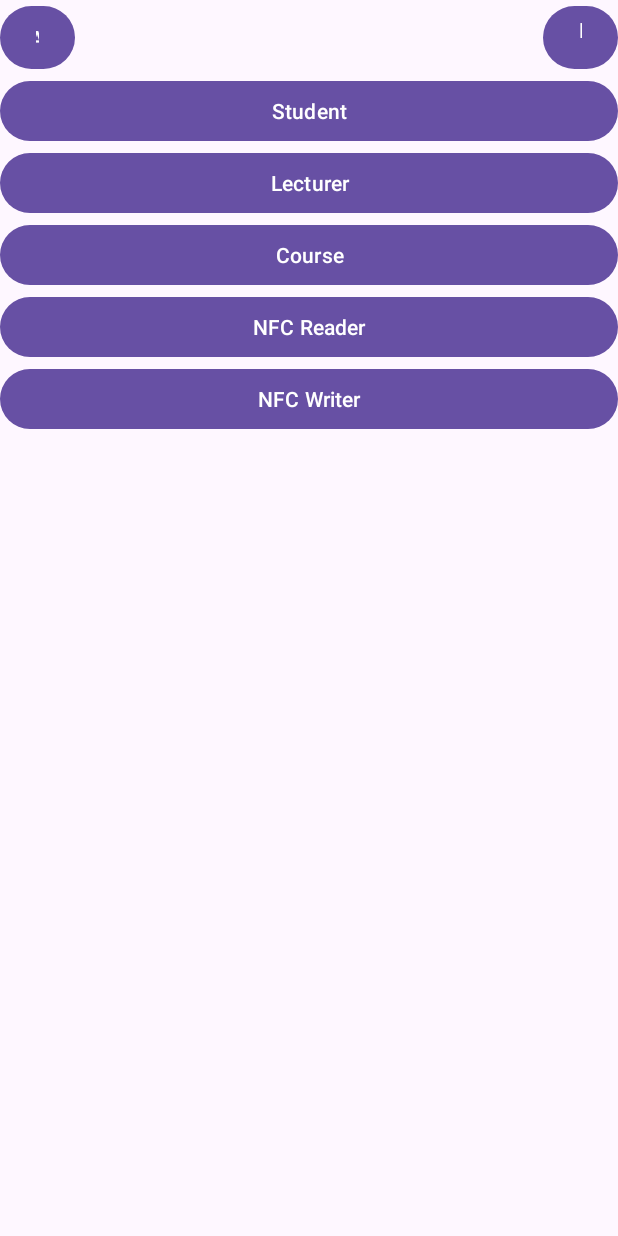
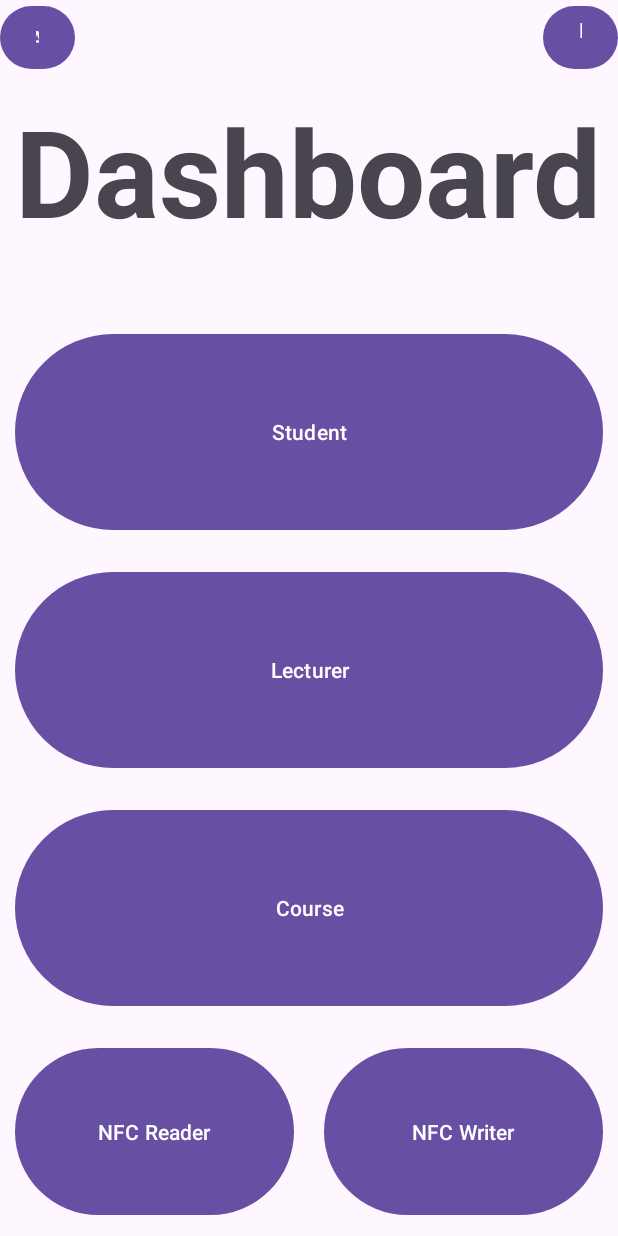
Before and after one commit to MarcusO17/TapAt-Android, an Android app: the AdminDashboard screen opened directly, with no data from a screen before it, on a phone screen of 412 x 824 dp. Run offline under Robolectric (Android 15) with nearby library versions, the phone set to English and light mode, and no system bars; Roboto replaces fonts that are not available here.

Commit message:
admin dashboard formatting

```diff
--- a/app/src/main/res/layout/adminactivity.xml
+++ b/app/src/main/res/layout/adminactivity.xml
@@ -7,6 +7,7 @@
         android:id="@+id/header"
         android:layout_width="match_parent"
         android:layout_height="wrap_content">
+        <!--android:background="@drawable/background_picture"-->
 
         <Button
             android:id="@+id/buttonA"
--- a/app/src/main/res/layout/admindashboard.xml
+++ b/app/src/main/res/layout/admindashboard.xml
@@ -4,34 +4,62 @@
     android:layout_height="match_parent"
     android:orientation="vertical">
 
-    <!-- Add your buttons for Student, Lecturer, Course, NFC Reader, NFC Writer here -->
+    <TextView
+        android:id="@+id/textView"
+        android:layout_width="match_parent"
+        android:layout_height="0dp"
+        android:layout_weight="1"
+        android:text="Dashboard"
+        android:textStyle="bold"
+        android:layout_margin="10dp"
+        android:autoSizeTextType="uniform" />
+
+    <!-- Add your buttons for Student, Lecturer, Course here -->
     <Button
         android:id="@+id/studentButton"
         android:layout_width="match_parent"
-        android:layout_height="wrap_content"
+        android:layout_height="0dp"
+        android:layout_margin="10dp"
+        android:layout_weight="1"
         android:text="Student" />
 
     <Button
         android:id="@+id/lecturerButton"
         android:layout_width="match_parent"
-        android:layout_height="wrap_content"
+        android:layout_height="0dp"
+        android:layout_weight="1"
+        android:layout_margin="10dp"
         android:text="Lecturer" />
 
     <Button
         android:id="@+id/courseButton"
         android:layout_width="match_parent"
-        android:layout_height="wrap_content"
+        android:layout_height="0dp"
+        android:layout_weight="1"
+        android:layout_margin="10dp"
         android:text="Course" />
 
-    <Button
-        android:id="@+id/nfcReaderButton"
+    <!-- Create a horizontal LinearLayout for NFC Reader and NFC Writer buttons -->
+    <LinearLayout
         android:layout_width="match_parent"
-        android:layout_height="wrap_content"
-        android:text="NFC Reader" />
+        android:layout_height="0dp"
+        android:layout_weight="1"
+        android:orientation="horizontal">
 
-    <Button
-        android:id="@+id/nfcWriterButton"
-        android:layout_width="match_parent"
-        android:layout_height="wrap_content"
-        android:text="NFC Writer" />
+        <Button
+            android:id="@+id/nfcReaderButton"
+            android:layout_width="0dp"
+            android:layout_height="match_parent"
+            android:layout_weight="1"
+            android:layout_margin="10dp"
+            android:text="NFC Reader" />
+
+        <Button
+            android:id="@+id/nfcWriterButton"
+            android:layout_width="0dp"
+            android:layout_height="match_parent"
+            android:layout_weight="1"
+            android:layout_margin="10dp"
+            android:text="NFC Writer" />
+    </LinearLayout>
 </LinearLayout>
```
